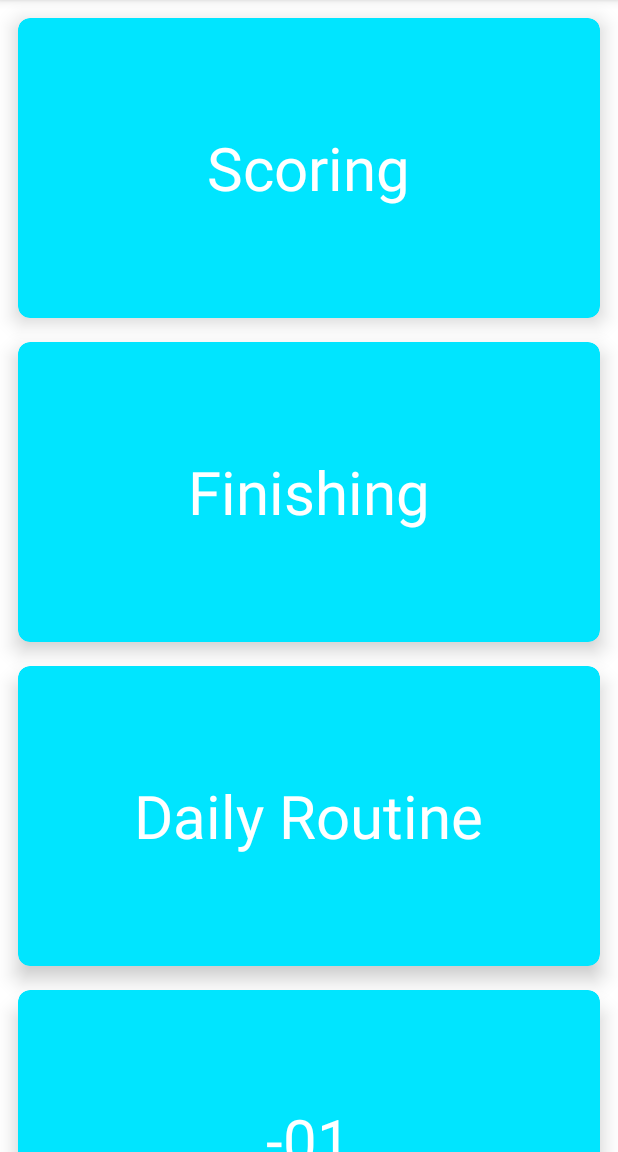
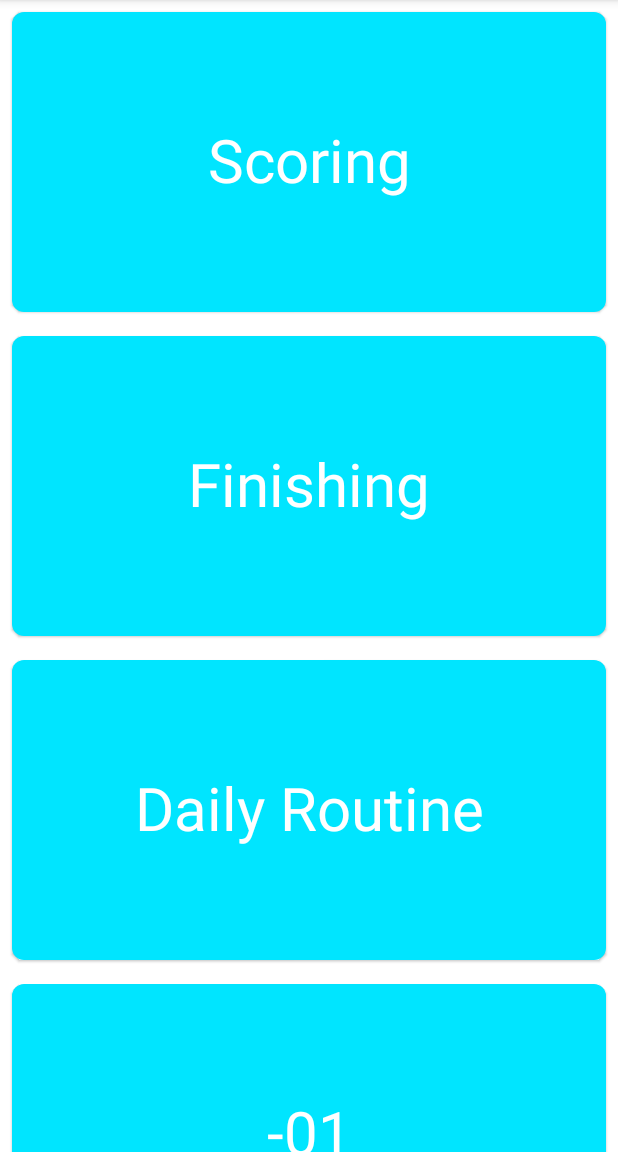
Before and after one commit to Dom-Adam/dart-trainer, an Android app built with Jetpack Compose: the screen it shows after launch (MainActivity), on a phone screen of 412 x 824 dp, the part 84-1236 px from its top. Run offline under Robolectric (Android 15) with nearby library versions, the phone set to English and light mode, and no system bars; our stand-ins replace Dagger/Hilt's generated code.

Commit message:
finished provisional HomeScreen implementation

```diff
--- a/app/build.gradle
+++ b/app/build.gradle
@@ -115,6 +115,11 @@ dependencies {
     // Hilt
     implementation "com.google.dagger:hilt-android:2.38.1"
     kapt "com.google.dagger:hilt-compiler:2.38.1"
+    // For instrumented tests.
+    androidTestImplementation 'com.google.dagger:hilt-android-testing:2.38.1'
+    // ...with Kotlin.
+    kaptAndroidTest 'com.google.dagger:hilt-android-compiler:2.38.1'
+    implementation 'androidx.hilt:hilt-navigation-compose:1.0.0'
 
     // Compose
     // Integration with activities
@@ -131,9 +136,4 @@ dependencies {
     androidTestImplementation 'androidx.compose.ui:ui-test-junit4:1.1.1'
     // Needed for createComposeRule, but not createAndroidComposeRule:
     debugImplementation("androidx.compose.ui:ui-test-manifest:$compose_version")
-
-    // For instrumented tests.
-    androidTestImplementation 'com.google.dagger:hilt-android-testing:2.38.1'
-    // ...with Kotlin.
-    kaptAndroidTest 'com.google.dagger:hilt-android-compiler:2.38.1'
 }
--- a/app/src/main/java/com/example/darttrainer/homeScreen/HomeCompose.kt
+++ b/app/src/main/java/com/example/darttrainer/homeScreen/HomeCompose.kt
@@ -1,12 +1,53 @@
 package com.example.darttrainer.homeScreen
 
+import androidx.compose.foundation.clickable
+import androidx.compose.foundation.layout.fillMaxWidth
+import androidx.compose.foundation.layout.height
+import androidx.compose.foundation.layout.padding
+import androidx.compose.foundation.layout.wrapContentSize
+import androidx.compose.foundation.lazy.LazyColumn
+import androidx.compose.foundation.shape.RoundedCornerShape
 import androidx.compose.material.Card
 import androidx.compose.material.Text
 import androidx.compose.runtime.Composable
+import androidx.compose.ui.Alignment
+import androidx.compose.ui.Modifier
+import androidx.compose.ui.res.colorResource
+import androidx.compose.ui.unit.dp
+import androidx.compose.ui.unit.sp
+import androidx.hilt.navigation.compose.hiltViewModel
+import com.example.darttrainer.R
+import com.example.darttrainer.repository.CategoryList
 
 @Composable
-fun HomeListItem(category: String) {
-    Card {
-        Text(text = category)
+fun HomeScreen(viewModel: HomeViewModel = hiltViewModel()) {
+    LazyColumn {
+        items(CategoryList.getCategories.size) { index ->
+            HomeListItem(category = CategoryList.getCategories[index].name) { category ->
+                viewModel.onNavigateToCategory(category)
+            }
+        }
     }
 }
+
+@Composable
+fun HomeListItem(category: String, onClick: (String) -> Unit) {
+    Card(
+        modifier = Modifier
+            .fillMaxWidth()
+            .padding(8.dp)
+            .height(200.dp)
+            .clickable { onClick(category) },
+        backgroundColor = colorResource(id = R.color.button_blue),
+        shape = RoundedCornerShape(8.dp),
+    ) {
+        Text(
+            text = category,
+            modifier = Modifier.wrapContentSize(align = Alignment.Center),
+            color = colorResource(
+                id = R.color.white
+            ),
+            fontSize = 40.sp
+        )
+    }
+}
--- a/app/src/main/java/com/example/darttrainer/homeScreen/HomeFragment.kt
+++ b/app/src/main/java/com/example/darttrainer/homeScreen/HomeFragment.kt
@@ -4,16 +4,14 @@ import android.os.Bundle
 import android.view.LayoutInflater
 import android.view.View
 import android.view.ViewGroup
+import androidx.compose.ui.platform.ComposeView
+import androidx.compose.ui.platform.ViewCompositionStrategy
 import androidx.fragment.app.Fragment
 import androidx.lifecycle.Observer
 import androidx.lifecycle.ViewModelProvider
 import androidx.navigation.fragment.findNavController
-import androidx.recyclerview.widget.LinearLayoutManager
-import com.example.darttrainer.adapters.HomeAdapter
-import com.example.darttrainer.databinding.HomeFragmentBinding
-import com.example.darttrainer.repository.CategoryList
 
-class HomeFragment : Fragment(), HomeAdapter.OnItemClickListener {
+class HomeFragment : Fragment() {
 
     private val viewModel: HomeViewModel by lazy {
         ViewModelProvider(this)[HomeViewModel::class.java]
@@ -23,13 +21,6 @@ class HomeFragment : Fragment(), HomeAdapter.OnItemClickListener {
         inflater: LayoutInflater, container: ViewGroup?,
         savedInstanceState: Bundle?
     ): View? {
-
-        val binding = HomeFragmentBinding.inflate(inflater, container, false)
-
-        binding.viewModel = viewModel
-
-        binding.homeRecyclerView.layoutManager = LinearLayoutManager(context)
-        binding.homeRecyclerView.adapter = HomeAdapter(CategoryList.getCategories, this)
 
         viewModel.navigateToCategory.observe(viewLifecycleOwner, Observer {
             if (it != null) {
@@ -42,12 +33,9 @@ class HomeFragment : Fragment(), HomeAdapter.OnItemClickListener {
             }
         })
 
-        return binding.root
+        return ComposeView(requireContext()).apply {
+            setViewCompositionStrategy(ViewCompositionStrategy.DisposeOnViewTreeLifecycleDestroyed)
+            setContent { HomeScreen() }
+        }
     }
-
-    override fun onItemClick(category: String) {
-        viewModel.onNavigateToCategory(category)
-    }
-
-
 }
--- a/app/src/main/java/com/example/darttrainer/homeScreen/HomeViewModel.kt
+++ b/app/src/main/java/com/example/darttrainer/homeScreen/HomeViewModel.kt
@@ -10,7 +10,7 @@ class HomeViewModel : ViewModel() {
     val navigateToCategory: LiveData<String?>
         get() = _navigateToCategory
 
-    fun onNavigateToCategory(item: String?) {
+    fun onNavigateToCategory(item: String) {
         _navigateToCategory.value = item
     }
 
--- a/app/src/main/res/layout/category_item.xml
+++ /dev/null
@@ -1,32 +0,0 @@
-<?xml version="1.0" encoding="utf-8"?>
-<layout xmlns:android="http://schemas.android.com/apk/res/android"
-    xmlns:app="http://schemas.android.com/apk/res-auto"
-    xmlns:tools="http://schemas.android.com/tools">
-
-    <data>
-
-        <variable
-            name="model"
-            type="com.example.darttrainer.models.CategoryModel" />
-    </data>
-
-    <com.google.android.material.card.MaterialCardView
-        android:id="@+id/category_card"
-        android:layout_width="match_parent"
-        android:layout_height="200dp"
-        android:layout_margin="@dimen/card_margin"
-        app:cardBackgroundColor="@color/button_blue"
-        app:cardCornerRadius="@dimen/corner_radius"
-        app:cardElevation="@dimen/card_elevation">
-
-        <TextView
-            android:id="@+id/text_view"
-            android:layout_width="wrap_content"
-            android:layout_height="wrap_content"
-            android:layout_gravity="center"
-            android:text="@{model.name}"
-            android:textColor="@color/white"
-            android:textSize="40sp"
-            tools:text="Text" />
-    </com.google.android.material.card.MaterialCardView>
-</layout>
```
Also changed, not shown: 1 other file.
